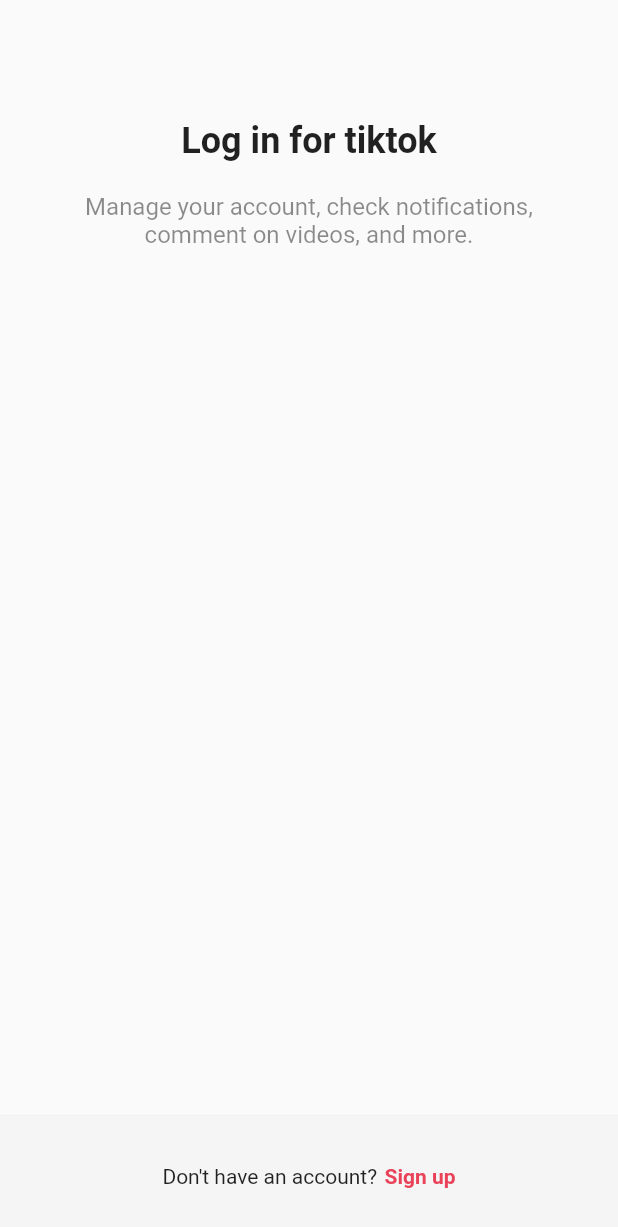
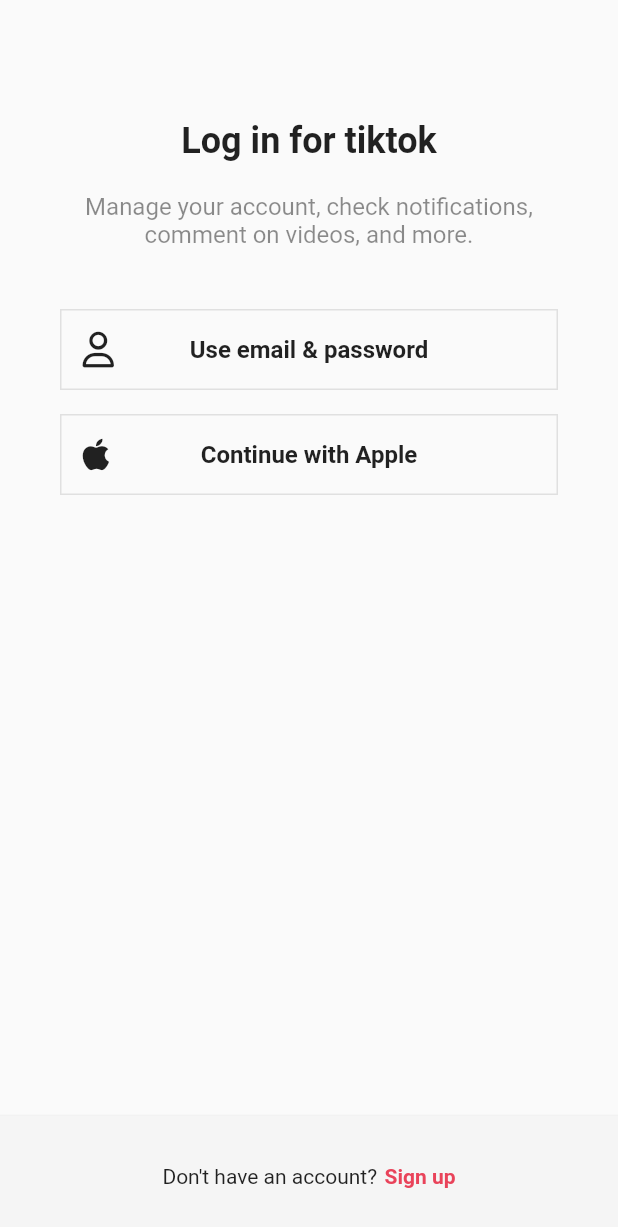
Before and after one commit to LunaGeonWoo/tiktok_clone, a Flutter app: the screen it shows after launch, after a tap on "Log in", on a phone screen of 412 x 824 dp. Shown: the top 1227 px of the screen. Run offline on Flutter 3.47's test engine with Material 2 defaults, Android fonts, the phone set to English and light mode, and no system bars; our stand-ins replace font_awesome_flutter.

Commit message:
added fontawesome

```diff
--- a/lib/features/authentication/login_screen.dart
+++ b/lib/features/authentication/login_screen.dart
@@ -1,7 +1,8 @@
-
 import 'package:flutter/material.dart';
+import 'package:font_awesome_flutter/font_awesome_flutter.dart';
 import 'package:tiktok_clone/constants/gaps.dart';
 import 'package:tiktok_clone/constants/sizes.dart';
+import 'package:tiktok_clone/features/authentication/widgets/auth_button.dart';
 
 class LoginScreen extends StatelessWidget {
   const LoginScreen({super.key});
@@ -36,7 +37,16 @@ class LoginScreen extends StatelessWidget {
                   color: Colors.black45,
                 ),
                 textAlign: TextAlign.center,
-              )
+              ),
+              Gaps.v40,
+              AuthButton(
+                  icon: FaIcon(FontAwesomeIcons.user),
+                  text: "Use email & password"),
+              Gaps.v16,
+              AuthButton(
+                icon: FaIcon(FontAwesomeIcons.apple),
+                text: "Continue with Apple",
+              ),
             ],
           ),
         ),
--- a/lib/features/authentication/sign_up_screen.dart
+++ b/lib/features/authentication/sign_up_screen.dart
@@ -1,4 +1,5 @@
 import 'package:flutter/material.dart';
+import 'package:font_awesome_flutter/font_awesome_flutter.dart';
 import 'package:tiktok_clone/constants/gaps.dart';
 import 'package:tiktok_clone/constants/sizes.dart';
 import 'package:tiktok_clone/features/authentication/login_screen.dart';
@@ -43,8 +44,14 @@ class SignUpScreen extends StatelessWidget {
                 textAlign: TextAlign.center,
               ),
               Gaps.v40,
-              AuthButton(text: "Use phone or email"),
-              AuthButton(text: "Continue with Apple"),
+              AuthButton(
+                  icon: FaIcon(FontAwesomeIcons.user),
+                  text: "Use email & password"),
+              Gaps.v16,
+              AuthButton(
+                icon: FaIcon(FontAwesomeIcons.apple),
+                text: "Continue with Apple",
+              ),
             ],
           ),
         ),
--- a/lib/features/authentication/widgets/auth_button.dart
+++ b/lib/features/authentication/widgets/auth_button.dart
@@ -1,12 +1,15 @@
 import 'package:flutter/material.dart';
+import 'package:font_awesome_flutter/font_awesome_flutter.dart';
 import 'package:tiktok_clone/constants/sizes.dart';
 
 class AuthButton extends StatelessWidget {
   final String text;
+  final FaIcon icon;
 
   const AuthButton({
     super.key,
     required this.text,
+    required this.icon,
   });
 
   @override
@@ -16,6 +19,7 @@ class AuthButton extends StatelessWidget {
       child: Container(
         padding: const EdgeInsets.symmetric(
           vertical: Sizes.size14,
+          horizontal: Sizes.size14,
         ),
         decoration: BoxDecoration(
           border: Border.all(
@@ -23,7 +27,14 @@ class AuthButton extends StatelessWidget {
             width: Sizes.size1,
           ),
         ),
-        child: Text(
+        child: Stack(
+          alignment: Alignment.center,
+          children: [
+            Align(
+              alignment: Alignment.centerLeft,
+              child: icon,
+            ),
+            Text(
               text,
               textAlign: TextAlign.center,
               style: const TextStyle(
@@ -31,6 +42,8 @@ class AuthButton extends StatelessWidget {
                 fontWeight: FontWeight.w600,
               ),
             ),
+          ],
+        ),
       ),
     );
   }
```
Also changed, not shown: pubspec.yaml (+4 -4 lines), pubspec.lock. Lines whose indentation alone changed are shown as unchanged.
